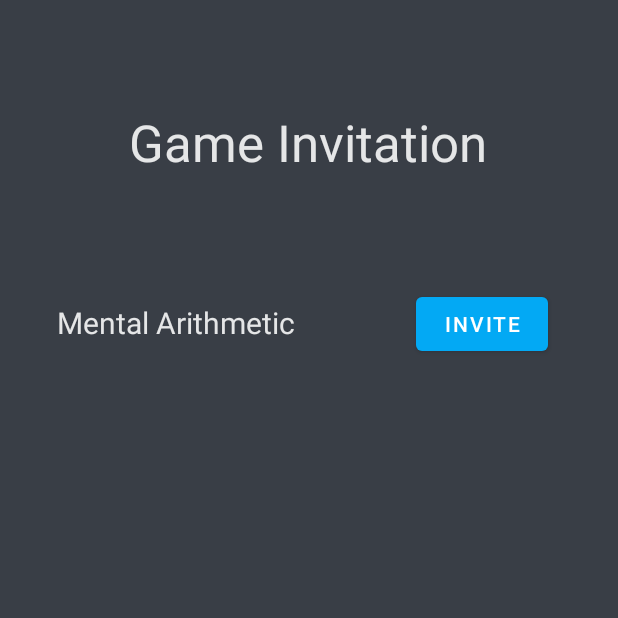
After one commit to JulianWerner98/CodeCampsTeamA, an Android app: the FriendGameInviteActivity screen opened directly, with no data from a screen before it, on a phone screen of 412 x 824 dp, the top half of it. The commit adds this screen. Run offline under Robolectric (Android 15) with nearby library versions, the light colour scheme and no system bars.

Commit message:
feat: add friend invite system for arithmetic

```diff
--- a/app/src/main/java/de/uniks/ws2122/cc/teamA/Constant.kt
+++ b/app/src/main/java/de/uniks/ws2122/cc/teamA/Constant.kt
@@ -38,6 +38,7 @@ object Constant {
     // MentalArithmetic Path
     const val MENTALARITHMETIC = "MentalArithmetic"
     const val MENTALARITHMETICQUEUE = "MentalArithmeticQueue"
+    const val MENTALARITHMETICPRIVATEQUEUE = "MentalArithmeticPrivateQueue"
     const val READY = "Ready"
     const val ARITHMETICTASKS = "arithmeticTasks"
     const val ARITHMETICANSWERS = "arithmeticAnswers"
--- a/app/src/main/java/de/uniks/ws2122/cc/teamA/GameSelectActivity.kt
+++ b/app/src/main/java/de/uniks/ws2122/cc/teamA/GameSelectActivity.kt
@@ -59,7 +59,11 @@ class GameSelectActivity : AppCompatActivity(), View.OnClickListener {
     }
 
     private fun changeToMentalArithmetic() {
-        val intent = Intent(this, MentalArithmeticActivity::class.java).apply {  }
+        val intent = Intent(this, MentalArithmeticActivity::class.java).apply {
+            this.putExtra("friendId", "default")
+            this.putExtra("matchTyp", "default")
+            this.putExtra("inventionKey", "default")
+        }
         startActivity(intent)
     }
 
--- /dev/null
+++ b/app/src/main/java/de/uniks/ws2122/cc/teamA/friendlist/FriendGameInviteActivity.kt
@@ -0,0 +1,35 @@
+package de.uniks.ws2122.cc.teamA.friendlist
+
+import android.content.Intent
+import androidx.appcompat.app.AppCompatActivity
+import android.os.Bundle
+import android.widget.Button
+import de.uniks.ws2122.cc.teamA.Constant
+import de.uniks.ws2122.cc.teamA.R
+import de.uniks.ws2122.cc.teamA.databinding.ActivityFriendGameInviteBinding
+import de.uniks.ws2122.cc.teamA.mentalArithmetic.MentalArithmeticActivity
+import de.uniks.ws2122.cc.teamA.model.MentalArithmetic
+
+class FriendGameInviteActivity : AppCompatActivity() {
+    private lateinit var binding : ActivityFriendGameInviteBinding
+    private lateinit var inviteArithmeticBtn : Button
+    private lateinit var friendId : String
+
+    override fun onCreate(savedInstanceState: Bundle?) {
+        super.onCreate(savedInstanceState)
+        binding = ActivityFriendGameInviteBinding.inflate(layoutInflater)
+        setContentView(binding.root)
+
+        inviteArithmeticBtn = binding.btnInviteArithmetic
+
+        friendId = intent.extras?.getString("friendId").toString()
+        inviteArithmeticBtn.setOnClickListener {
+            val intent = Intent(this, MentalArithmeticActivity::class.java).apply {
+                this.putExtra("friendId", friendId)
+                this.putExtra("matchTyp", "private")
+                this.putExtra("inventionKey", "default")
+            }
+            startActivity(intent)
+        }
+    }
+}
--- a/app/src/main/java/de/uniks/ws2122/cc/teamA/mentalArithmetic/MentalArithmeticResultActivity.kt
+++ b/app/src/main/java/de/uniks/ws2122/cc/teamA/mentalArithmetic/MentalArithmeticResultActivity.kt
@@ -50,6 +50,8 @@ class MentalArithmeticResultActivity : AppCompatActivity() {
 
         viewModel.getLiveTimeData().observe(this, Observer {
             time.text = it
+            val test = time.text
+            time.text = test.split(":").toString()
         })
     }
 
--- /dev/null
+++ b/app/src/main/res/layout/activity_friend_game_invite.xml
@@ -0,0 +1,47 @@
+<?xml version="1.0" encoding="utf-8"?>
+<androidx.constraintlayout.widget.ConstraintLayout xmlns:android="http://schemas.android.com/apk/res/android"
+    xmlns:app="http://schemas.android.com/apk/res-auto"
+    xmlns:tools="http://schemas.android.com/tools"
+    android:layout_width="match_parent"
+    android:layout_height="match_parent"
+    android:background="@color/blau_grau"
+    tools:context=".friendlist.FriendGameInviteActivity">
+
+    <TextView
+        android:id="@+id/tvGameInvitation"
+        android:layout_width="wrap_content"
+        android:layout_height="wrap_content"
+        android:layout_marginTop="72dp"
+        android:text="Game Invitation"
+        android:textColor="@color/material_on_primary_emphasis_high_type"
+        android:textSize="34sp"
+        app:layout_constraintEnd_toEndOf="parent"
+        app:layout_constraintHorizontal_bias="0.498"
+        app:layout_constraintStart_toStartOf="parent"
+        app:layout_constraintTop_toTopOf="parent" />
+
+    <TextView
+        android:id="@+id/tvMentalArithmeticInvation"
+        android:layout_width="wrap_content"
+        android:layout_height="wrap_content"
+        android:layout_marginTop="84dp"
+        android:text="Mental Arithmetic"
+        android:textColor="@color/material_on_primary_emphasis_high_type"
+        android:textSize="20sp"
+        app:layout_constraintEnd_toEndOf="parent"
+        app:layout_constraintHorizontal_bias="0.151"
+        app:layout_constraintStart_toStartOf="parent"
+        app:layout_constraintTop_toBottomOf="@+id/tvGameInvitation" />
+
+    <Button
+        android:id="@+id/btnInviteArithmetic"
+        android:layout_width="wrap_content"
+        android:layout_height="wrap_content"
+        android:layout_marginTop="192dp"
+        android:layout_marginEnd="4dp"
+        android:text="Invite"
+        app:layout_constraintEnd_toEndOf="parent"
+        app:layout_constraintHorizontal_bias="0.652"
+        app:layout_constraintStart_toEndOf="@+id/tvMentalArithmeticInvation"
+        app:layout_constraintTop_toTopOf="parent" />
+</androidx.constraintlayout.widget.ConstraintLayout>
```
Also changed, not shown: app/src/main/AndroidManifest.xml (+5 -2 lines), app/src/main/java/de/uniks/ws2122/cc/teamA/friendlist/FriendProfileActivity.kt (+10 -0 lines), app/src/main/java/de/uniks/ws2122/cc/teamA/mentalArithmetic/MentalArithmeticActivity.kt (+13 -1 lines), app/src/main/java/de/uniks/ws2122/cc/teamA/model/MentalArithmeticViewModel.kt (+33 -5 lines), app/src/main/java/de/uniks/ws2122/cc/teamA/repository/MentalArithmeticRepository.kt (+88 -1 lines), app/src/main/res/layout/activity_friend_profile.xml (+11 -0 lines).
